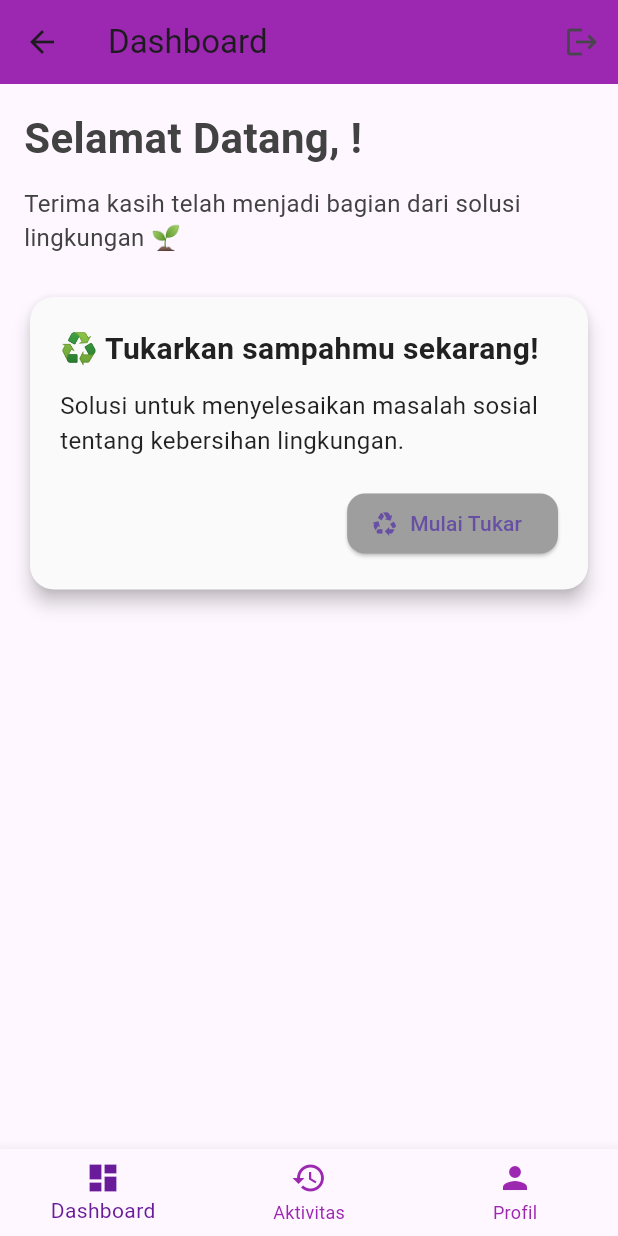
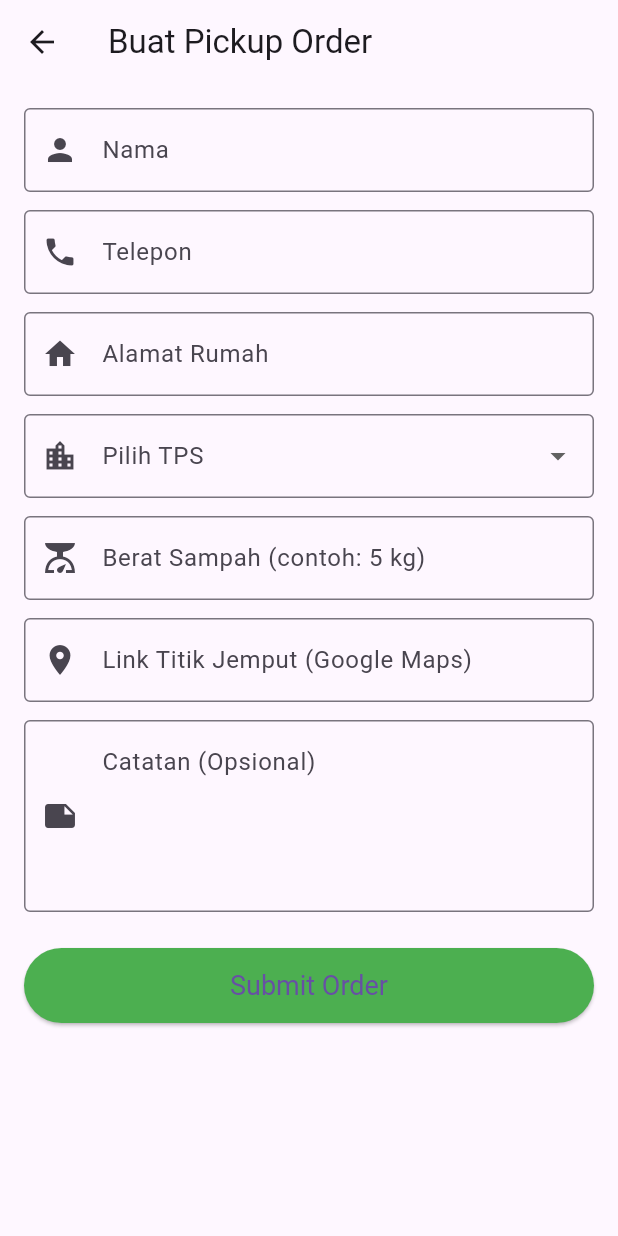
Before and after one commit to fxsym/flutter-garbage-pickup, a Flutter app: the MainScreen screen opened by its route, after a tap on "Mulai Tukar", on a phone screen of 412 x 824 dp. Run offline on Flutter 3.47's test engine with Material 3 defaults, Android fonts, the phone set to English and light mode, and no system bars; our stand-ins replace cloud_firestore, firebase_auth, firebase_core, image_picker; accounts and stored records are empty.

Commit message:
Adding picukp page for user make an order to pickup trash. And adding acrivity page

```diff
--- a/lib/main.dart
+++ b/lib/main.dart
@@ -4,7 +4,7 @@ import 'firebase_options.dart';
 import 'screens/home_page.dart';
 import 'screens/login_page.dart';
 import 'screens/register_page.dart';
-import 'screens/dashboard_page.dart';
+import 'screens/pickup_pages.dart';
 import 'screens/main_screen.dart';
 
 void main() async {
@@ -36,6 +36,7 @@ class MyApp extends StatelessWidget {
         '/login': (context) => LoginPage(),
         '/register': (context) => RegisterPage(),
         '/dashboard': (context) => MainScreen(),
+        '/pickup': (context) => PickupPage(),
       },
     );
   }
--- a/lib/screens/dashboard_page.dart
+++ b/lib/screens/dashboard_page.dart
@@ -27,15 +27,20 @@ class _DashboardPageState extends State<DashboardPage> {
             .get();
 
         if (snapshot.exists) {
+          // Pastikan widget masih mounted sebelum memanggil setState
+          if (mounted) {
             setState(() {
               _nama = snapshot['nama'];
               _loading = false;
             });
           }
         }
+      }
     } catch (e) {
       print('Gagal mengambil nama: $e');
+      if (mounted) {
         setState(() => _loading = false);
+      }
     }
   }
 
@@ -97,14 +102,15 @@ class _DashboardPageState extends State<DashboardPage> {
                     alignment: Alignment.bottomRight,
                     child: ElevatedButton.icon(
                       style: ElevatedButton.styleFrom(
-                          backgroundColor: Colors.grey,
+                        foregroundColor: Colors.white,
+                        backgroundColor: Colors.purple,
                         shape: RoundedRectangleBorder(
                           borderRadius: BorderRadius.circular(12),
                         ),
                       ),
                       onPressed: () {
                         // Navigasi ke halaman penukaran
-                          // Navigator.pushNamed(context, '/exchange');
+                        Navigator.pushNamed(context, '/pickup');
                       },
                       icon: Icon(Icons.recycling),
                       label: Text('Mulai Tukar'),
--- /dev/null
+++ b/lib/screens/pickup_pages.dart
@@ -0,0 +1,153 @@
+import 'package:flutter/material.dart';
+import 'package:cloud_firestore/cloud_firestore.dart';
+import 'package:firebase_auth/firebase_auth.dart';
+
+class PickupPage extends StatefulWidget {
+  const PickupPage({super.key});
+
+  @override
+  State<PickupPage> createState() => _PickupPageState();
+}
+
+class _PickupPageState extends State<PickupPage> {
+  final _formKey = GlobalKey<FormState>();
+
+  final _namaController = TextEditingController();
+  final _teleponController = TextEditingController();
+  final _alamatController = TextEditingController(); // Alamat baru
+  final _beratController = TextEditingController();
+  final _titikJemputController = TextEditingController();
+  final _noteController = TextEditingController();
+
+  String? _selectedTPS;
+
+  bool _loading = false;
+
+  Future<void> _submitOrder() async {
+    if (_formKey.currentState!.validate()) {
+      setState(() => _loading = true);
+
+      try {
+        final user = FirebaseAuth.instance.currentUser;
+        if (user != null) {
+          await FirebaseFirestore.instance.collection('orders').add({
+            'nama': _namaController.text,
+            'telepon': _teleponController.text,
+            'alamat': _alamatController.text, // Tambahkan alamat ke Firestore
+            'tps': _selectedTPS,
+            'berat': _beratController.text,
+            'titikjemput': _titikJemputController.text,
+            'note': _noteController.text,
+            'status': 'Pending',
+            'createdAt': Timestamp.now(),
+            'userId': user.uid,
+          });
+
+          ScaffoldMessenger.of(context).showSnackBar(
+            SnackBar(content: Text('Order berhasil dibuat')),
+          );
+
+          Navigator.pushReplacementNamed(context, '/dashboard');
+        }
+      } catch (e) {
+        ScaffoldMessenger.of(context).showSnackBar(
+          SnackBar(content: Text('Gagal membuat order: $e')),
+        );
+      } finally {
+        setState(() => _loading = false);
+      }
+    }
+  }
+
+  @override
+  Widget build(BuildContext context) {
+    return Scaffold(
+      appBar: AppBar(title: Text("Buat Pickup Order")),
+      body: _loading
+          ? Center(child: CircularProgressIndicator())
+          : SingleChildScrollView(
+              padding: EdgeInsets.all(16),
+              child: Form(
+                key: _formKey,
+                child: Column(
+                  children: [
+                    _buildTextField("Nama", _namaController, Icons.person),
+                    SizedBox(height: 12),
+                    _buildTextField("Telepon", _teleponController, Icons.phone),
+                    SizedBox(height: 12),
+                    _buildTextField("Alamat Rumah", _alamatController, Icons.home), // Field Alamat
+                    SizedBox(height: 12),
+                    _buildDropdownTPS(),
+                    SizedBox(height: 12),
+                    _buildTextField("Berat Sampah (contoh: 5 kg)", _beratController, Icons.scale),
+                    SizedBox(height: 12),
+                    _buildTextField("Link Titik Jemput (Google Maps)", _titikJemputController, Icons.location_on),
+                    SizedBox(height: 12),
+                    _buildOptionalNoteField("Catatan (Opsional)", _noteController, Icons.note), // Note lebih tinggi
+                    SizedBox(height: 24),
+                    ElevatedButton(
+                      onPressed: _submitOrder,
+                      child: Text("Submit Order"),
+                      style: ElevatedButton.styleFrom(
+                        backgroundColor: Colors.green,
+                        minimumSize: Size(double.infinity, 50),
+                        textStyle: TextStyle(fontSize: 18),
+                      ),
+                    ),
+                  ],
+                ),
+              ),
+            ),
+    );
+  }
+
+  Widget _buildTextField(String label, TextEditingController controller, IconData icon) {
+    return TextFormField(
+      controller: controller,
+      decoration: InputDecoration(
+        labelText: label,
+        prefixIcon: Icon(icon),
+        border: OutlineInputBorder(),
+      ),
+      validator: (value) => value == null || value.isEmpty ? '$label tidak boleh kosong' : null,
+    );
+  }
+
+  Widget _buildOptionalNoteField(String label, TextEditingController controller, IconData icon) {
+    return TextFormField(
+      controller: controller,
+      decoration: InputDecoration(
+        labelText: label,
+        prefixIcon: Icon(icon),
+        border: OutlineInputBorder(),
+        alignLabelWithHint: true, // Supaya label tetap di atas saat multiline
+      ),
+      maxLines: 4, // Membuat textbox lebih tinggi
+    );
+  }
+
+  Widget _buildDropdownTPS() {
+    List<String> tpsList = List.generate(10, (index) => 'TPS ${index + 1}');
+
+    return DropdownButtonFormField<String>(
+      value: _selectedTPS,
+      decoration: InputDecoration(
+        labelText: 'Pilih TPS',
+        prefixIcon: Icon(Icons.location_city),
+        border: OutlineInputBorder(),
+      ),
+      items: tpsList.map((tps) {
+        return DropdownMenuItem(
+          value: tps,
+          child: Text(tps),
+        );
+      }).toList(),
+      onChanged: (value) {
+        setState(() {
+          _selectedTPS = value;
+        });
+      },
+      validator: (value) => value == null ? 'TPS harus dipilih' : null,
+    );
+  }
+}
--- a/pubspec.yaml
+++ b/pubspec.yaml
@@ -34,6 +34,7 @@ dependencies:
   cloud_firestore: ^5.6.6
   firebase_auth: ^5.5.2
   image_picker: ^1.1.2
+  intl: ^0.20.2
 
 
 
```
Also changed, not shown: lib/screens/aktivitas_page.dart (+141 -4 lines), pubspec.lock. Lines whose indentation alone changed are shown as unchanged.
